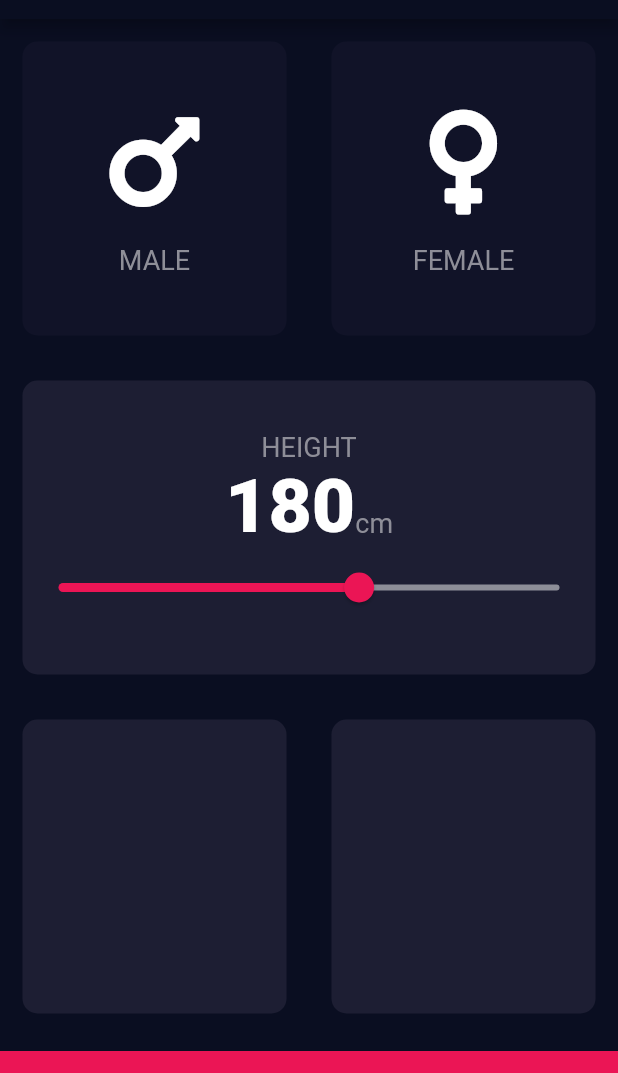
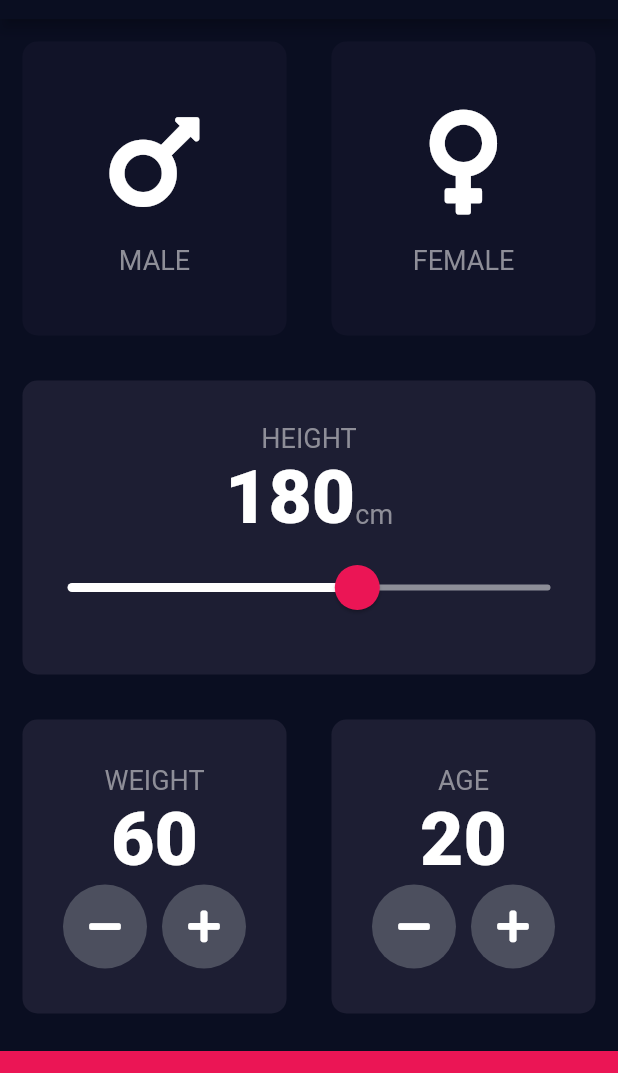
Before and after one commit to kevinaswind/bmi_calculator, a Flutter app: the screen it shows after launch, on a phone screen of 412 x 824 dp, the part 65-1138 px from its top. Run offline on Flutter 3.47's test engine with Material 2 defaults, Android fonts, the phone set to English and light mode, and no system bars; our stand-ins replace font_awesome_flutter.

Commit message:
20200509-1

```diff
--- a/lib/input_page.dart
+++ b/lib/input_page.dart
@@ -14,7 +14,9 @@ class InputPage extends StatefulWidget {
 
 class _InputPageState extends State<InputPage> {
   Gender selectedGender;
-  int height=180;
+  int height = 180;
+  int weight = 60;
+  int age = 20;
 
   @override
   Widget build(BuildContext context) {
@@ -91,17 +93,25 @@ class _InputPageState extends State<InputPage> {
                               )
                             ],
                           ),
-                          Slider(
+                          SliderTheme(
+                            data: SliderTheme.of(context).copyWith(
+                              activeTrackColor: Colors.white,
+                              inactiveTrackColor: Color(0xFF8D8E98),
+                              thumbColor: Color(0xFFEB1555),
+                              overlayColor: Color(0x29EB1555),
+                              thumbShape: RoundSliderThumbShape(enabledThumbRadius: 15.0),
+                              overlayShape: RoundSliderOverlayShape(overlayRadius: 30.0)
+                            ),
+                            child: Slider(
                               value: height.toDouble(),
                               min: 120.0,
                               max: 220.0,
-                            activeColor: Color(0xFFEB1555),
-                            inactiveColor: Color(0xFF8D8E98),
-                            onChanged: (double newValue){
+                              onChanged: (double newValue) {
                                 setState(() {
                                   height = newValue.round();
                                 });
                               },
+                            ),
                           )
                         ],
                       ),
@@ -117,11 +127,81 @@ class _InputPageState extends State<InputPage> {
                     flex: 1,
                     child: ReusableCard(
                       colour: kActiveCardColor,
+                      cardChild: Column(
+                        mainAxisAlignment: MainAxisAlignment.center,
+                        children: <Widget>[
+                          Text(
+                            'WEIGHT',
+                            style: kLabelStyle,
+                          ),
+                          Text(
+                            weight.toString(),
+                            style: kNumberTextStyle,
+                          ),
+                          Row(
+                            mainAxisAlignment: MainAxisAlignment.center,
+                            children: <Widget>[
+                              RoundIconButton(
+                                icon: FontAwesomeIcons.minus,
+                                action: (){
+                                  setState(() {
+                                    weight--;
+                                  });
+                                },
+                              ),
+                              SizedBox(width: 10.0,),
+                              RoundIconButton(
+                                icon: FontAwesomeIcons.plus,
+                                action: (){
+                                  setState(() {
+                                    weight++;
+                                  });
+                                },
+                              ),
+                            ],
+                          )
+                        ],
+                      ),
                     ),
                   ),
                   Expanded(
                     child: ReusableCard(
                       colour: kActiveCardColor,
+                      cardChild: Column(
+                        mainAxisAlignment: MainAxisAlignment.center,
+                        children: <Widget>[
+                          Text(
+                            'AGE',
+                            style: kLabelStyle,
+                          ),
+                          Text(
+                            age.toString(),
+                            style: kNumberTextStyle,
+                          ),
+                          Row(
+                            mainAxisAlignment: MainAxisAlignment.center,
+                            children: <Widget>[
+                              RoundIconButton(
+                                icon: FontAwesomeIcons.minus,
+                                action: (){
+                                  setState(() {
+                                    age--;
+                                  });
+                                },
+                              ),
+                              SizedBox(width: 10.0,),
+                              RoundIconButton(
+                                icon: FontAwesomeIcons.plus,
+                                action: (){
+                                  setState(() {
+                                    age++;
+                                  });
+                                },
+                              ),
+                            ],
+                          )
+                        ],
+                      ),
                     ),
                   )
                 ],
@@ -137,3 +217,26 @@ class _InputPageState extends State<InputPage> {
         ));
   }
 }
+
+class RoundIconButton extends StatelessWidget {
+
+  final IconData icon;
+  final Function action;
+
+  RoundIconButton({@required this.icon, @required this.action});
+
+  @override
+  Widget build(BuildContext context) {
+    return RawMaterialButton(
+      elevation: 0.0,
+      child: Icon(icon),
+      onPressed: action,
+      constraints: BoxConstraints.tightFor(
+        width: 56.0,
+        height: 56.0
+      ),
+      shape: CircleBorder(),
+      fillColor: Color(0xFF4C4F5E),
+    );
+  }
+}
```
Also changed, not shown: 1 other file. Lines whose indentation alone changed are shown as unchanged.
